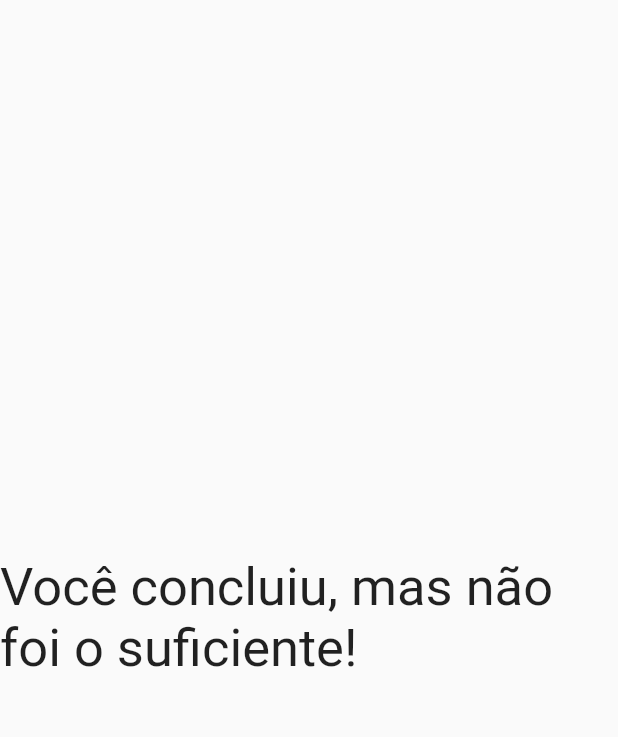
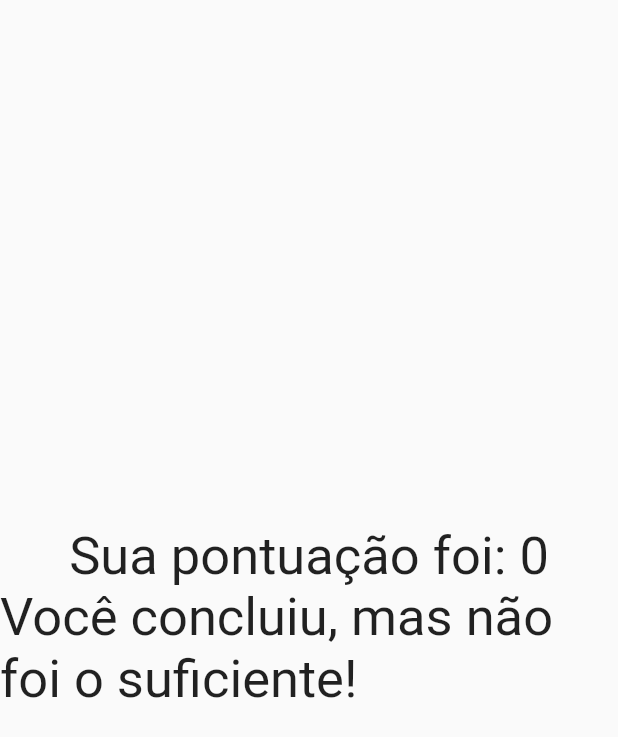
Before and after one commit to e-medeiros1/quiz_app, a Flutter app: the Resultado widget shown alone on an empty page, opened directly with empty values, on a phone screen of 412 x 824 dp. Shown: the top 737 px of the screen. Run offline on Flutter 3.47's test engine with Material 2 defaults, Android fonts, the phone set to English and light mode, and no system bars.

Commit message:
Texto adicional para mostrar a pontuação

```diff
--- a/lib/resultado_final.dart
+++ b/lib/resultado_final.dart
@@ -21,6 +21,20 @@ class Resultado extends StatelessWidget {
 
   @override
   Widget build(BuildContext context) {
-    return Center(child: Text(fraseResultado, style: TextStyle(fontSize: 35)));
+    return Column(
+      children: [
+        Spacer(),
+        Center(
+            child: Text('Sua pontuação foi: $pontuacao',
+                style: TextStyle(fontSize: 35))),
+        Center(
+          child: Text(
+            fraseResultado,
+            style: TextStyle(fontSize: 35),
+          ),
+        ),
+        Spacer(),
+      ],
+    );
   }
 }
```
